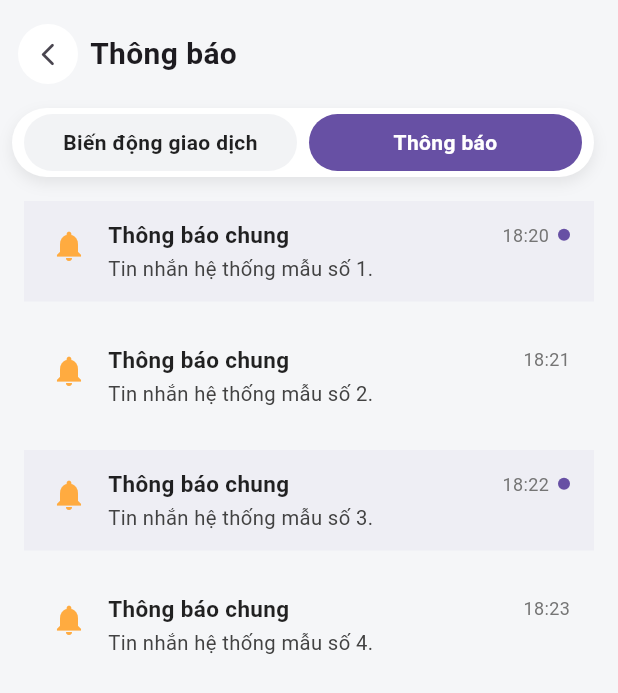
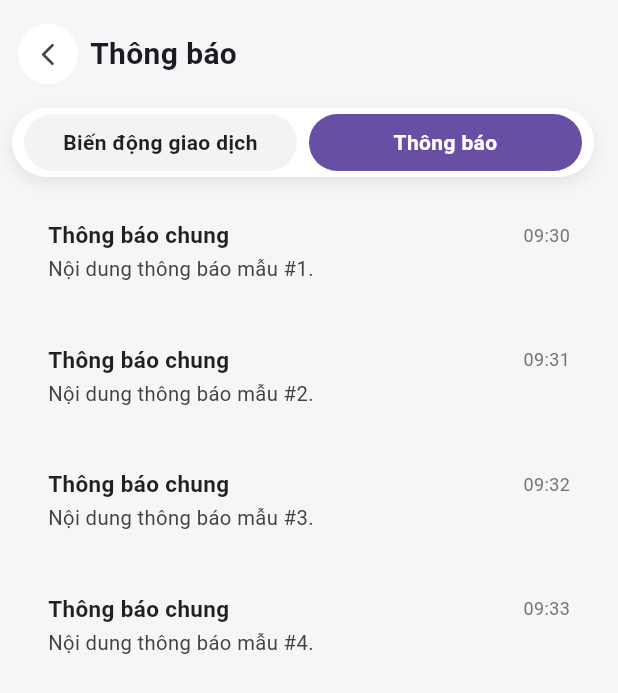
Before and after one commit to namthanhit/Time_Bank_Flutter, a Flutter app: the NotificationPage screen opened directly, after a tap on "Thông báo", on a phone screen of 412 x 824 dp. Shown: the top 693 px of the screen. Run offline on Flutter 3.47's test engine with Material 3 defaults, Android fonts, the phone set to English and light mode, and no system bars; our stand-ins replace pin_code_fields.

Commit message:
update notification

```diff
--- a/lib/features/notification/ui/notification_page.dart
+++ b/lib/features/notification/ui/notification_page.dart
@@ -47,19 +47,17 @@ class _NotificationPageState extends State<NotificationPage> {
     return ListView.builder(
       padding: const EdgeInsets.symmetric(horizontal: 16, vertical: 4),
       itemCount: 5,
-      itemBuilder: (context, index) {
-        return Padding(
-          padding: const EdgeInsets.only(bottom: 16),
+      itemBuilder: (context, index) => const Padding(
+        padding: EdgeInsets.only(bottom: 16),
         child: TransactionNotificationCard(
           date: '22/09/2025',
           account: 'TK 00787xxx667',
           change: '-01H:00M',
           balance: '30M',
-            note: 'Nam an cut cho',
+          note: 'Ghi chú giao dịch',
           time: '18:20',
         ),
-        );
-      },
+      ),
     );
   }
 
@@ -71,10 +69,9 @@ class _NotificationPageState extends State<NotificationPage> {
         padding: const EdgeInsets.only(bottom: 16),
         child: NotificationItem(
               title: 'Thông báo chung',
-          message: 'Tin nhắn hệ thống mẫu số ${index + 1}.',
-          time: '18:2${index}',
-          leading: const Icon(Icons.notifications, color: Colors.orangeAccent),
-          unread: index.isEven,
+              message: 'Nội dung thông báo mẫu #${index + 1}.',
+              time: '09:3$index',
+              date: '22/09/2025',
         ),
       ),
     );
```
Lines whose indentation alone changed are shown as unchanged.
